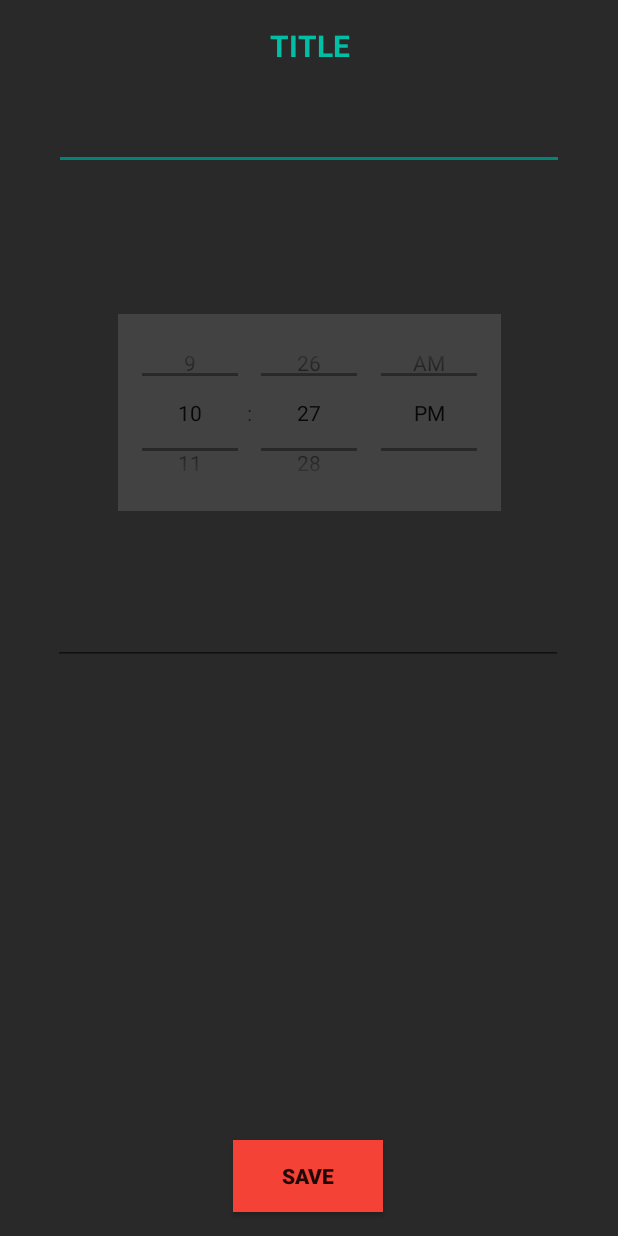
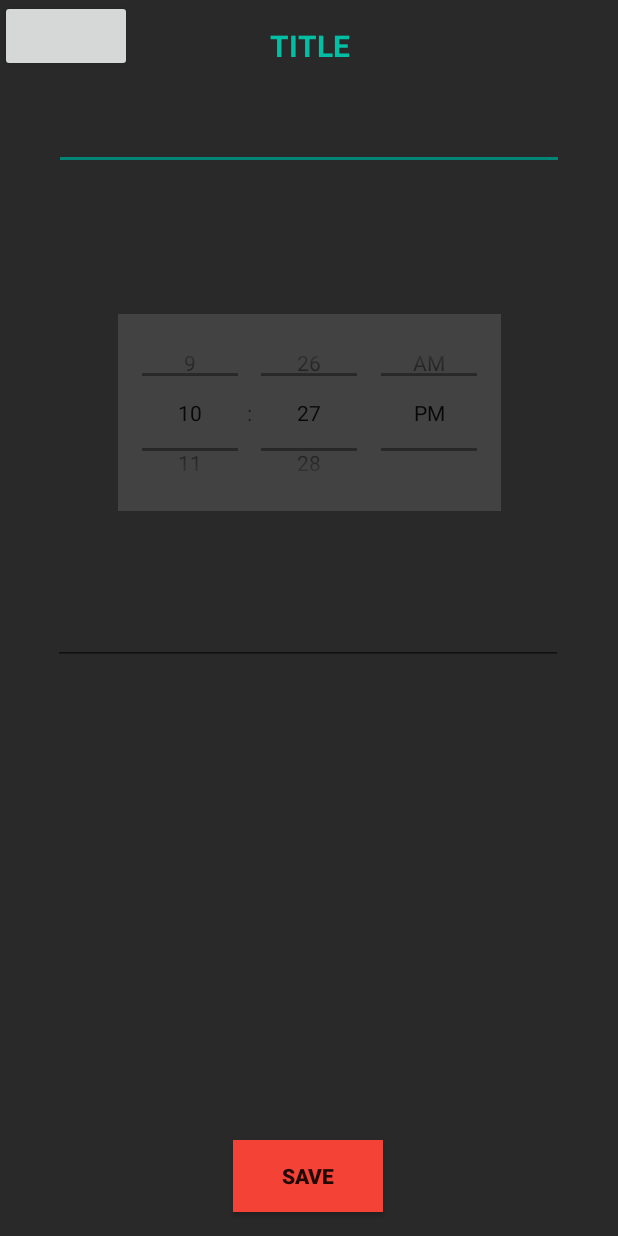
Before and after one commit to pavithB/MySchedule, an Android app: the CreateAppoinment screen opened directly, with no data from a screen before it, on a phone screen of 412 x 824 dp. Run offline under Robolectric (Android 15) with nearby library versions, the phone set to English and light mode, and no system bars.

```diff
--- a/app/build.gradle
+++ b/app/build.gradle
@@ -20,11 +20,12 @@ android {
 }
 
 dependencies {
-    compile fileTree(dir: 'libs', include: ['*.jar'])
+    compile fileTree(include: ['*.jar'], dir: 'libs')
     androidTestCompile('com.android.support.test.espresso:espresso-core:2.2.2', {
         exclude group: 'com.android.support', module: 'support-annotations'
     })
     compile 'com.android.support:appcompat-v7:25.3.0'
     compile 'com.android.support.constraint:constraint-layout:1.0.0-beta1'
     testCompile 'junit:junit:4.12'
+    compile files('libs/json-simple-1.1.1.jar')
 }
--- a/app/src/main/AndroidManifest.xml
+++ b/app/src/main/AndroidManifest.xml
@@ -1,6 +1,8 @@
 <?xml version="1.0" encoding="utf-8"?>
 <manifest xmlns:android="http://schemas.android.com/apk/res/android"
     package="com.pavithbuddhima.myschedule">
+
+    <uses-permission android:name="android.permission.INTERNET" />
 
     <application
         android:allowBackup="true"
--- a/app/src/main/res/layout/activity_create_appoinment.xml
+++ b/app/src/main/res/layout/activity_create_appoinment.xml
@@ -137,4 +137,10 @@
         app:layout_constraintBottom_toBottomOf="parent"
         android:layout_marginBottom="16dp" />
 
+    <Button
+        android:layout_width="wrap_content"
+        android:layout_height="wrap_content"
+        tools:layout_editor_absoluteY="595dp"
+        tools:layout_editor_absoluteX="16dp" />
+
 </android.support.constraint.ConstraintLayout>
```
Also changed, not shown: app/src/main/java/com/pavithbuddhima/myschedule/Thesaurus.java (added, +54 -0 lines).
